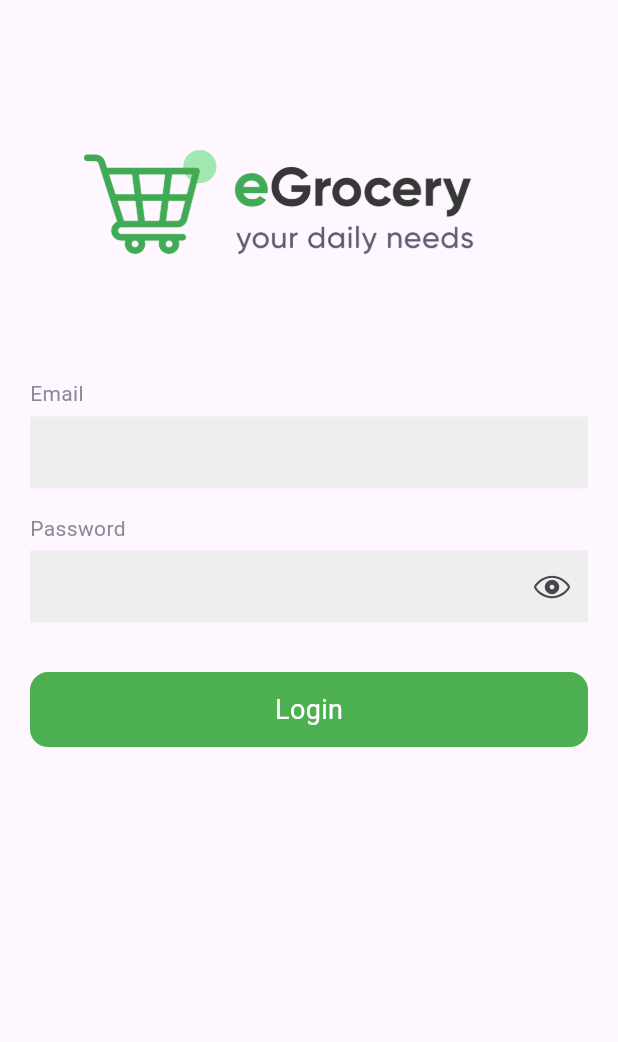
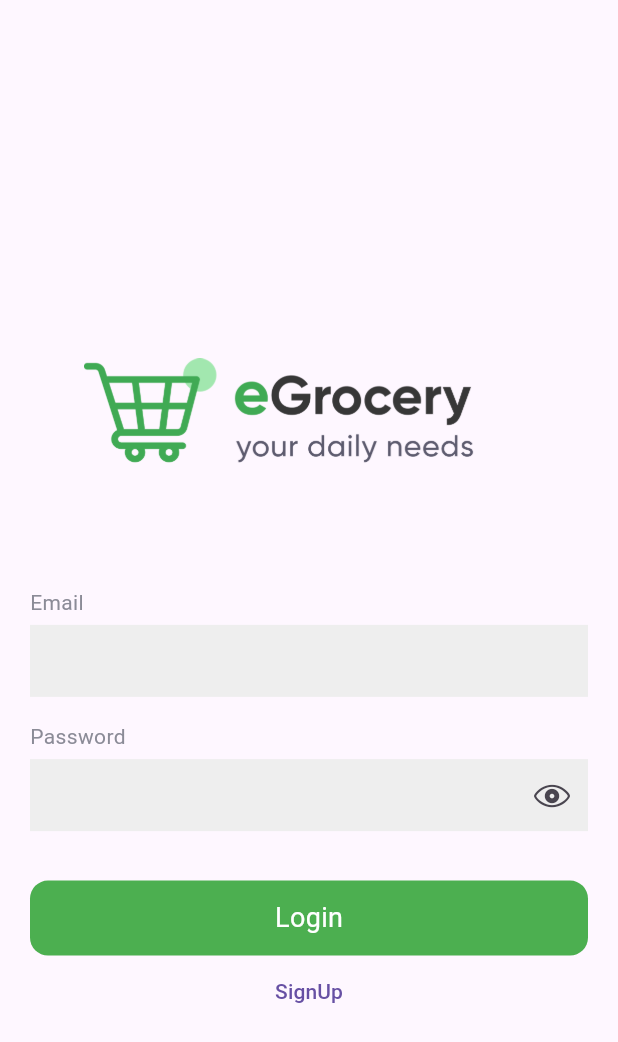
Before and after one commit to Ahmed-3lam/rwad_five, a Flutter app: the LoginScreen screen opened directly, on a phone screen of 412 x 824 dp. Shown: the top 1042 px of the screen. Run offline on Flutter 3.47's test engine with Material 3 defaults, Android fonts, the phone set to English and light mode, and no system bars; our stand-ins replace bloc, dio, flutter_bloc, get, hive, hive_flutter; accounts and stored records are empty.

Commit message:
Ecommerce Api (3)

```diff
--- a/lib/dummy_projects/ecommerce/auth/screen/login_screen.dart
+++ b/lib/dummy_projects/ecommerce/auth/screen/login_screen.dart
@@ -2,6 +2,7 @@ import 'package:flutter/material.dart';
 import 'package:flutter_bloc/flutter_bloc.dart';
 import 'package:get/get.dart';
 import 'package:rwad/const.dart';
+import 'package:rwad/dummy_projects/ecommerce/auth/screen/register_screen.dart';
 
 import '../cubit/login_cubit.dart';
 import '../widgets/custom_textfield.dart';
@@ -43,6 +44,7 @@ class LoginScreen extends StatelessWidget {
           child: Center(
             child: Form(
               key: _formKey,
+              child: SingleChildScrollView(
                 child: Column(
                   children: [
                     Container(
@@ -119,6 +121,13 @@ class LoginScreen extends StatelessWidget {
                               ),
                             );
                           },
+                        ),
+                        Center(
+                          child: TextButton(
+                              onPressed: () {
+                                Get.off(RegisterScreen());
+                              },
+                              child: Text("SignUp")),
                         )
                       ],
                     )
@@ -128,6 +137,7 @@ class LoginScreen extends StatelessWidget {
             ),
           ),
         ),
+      ),
     );
   }
 }
```
Lines whose indentation alone changed are shown as unchanged.
